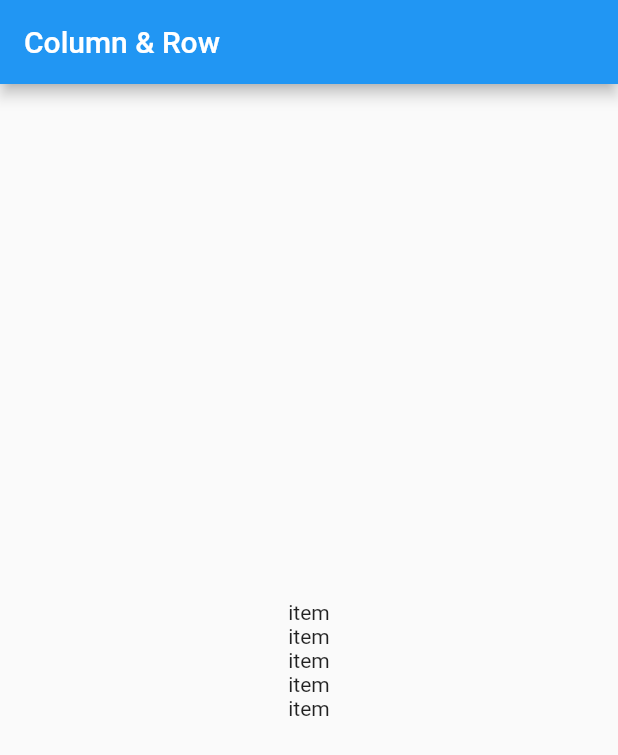
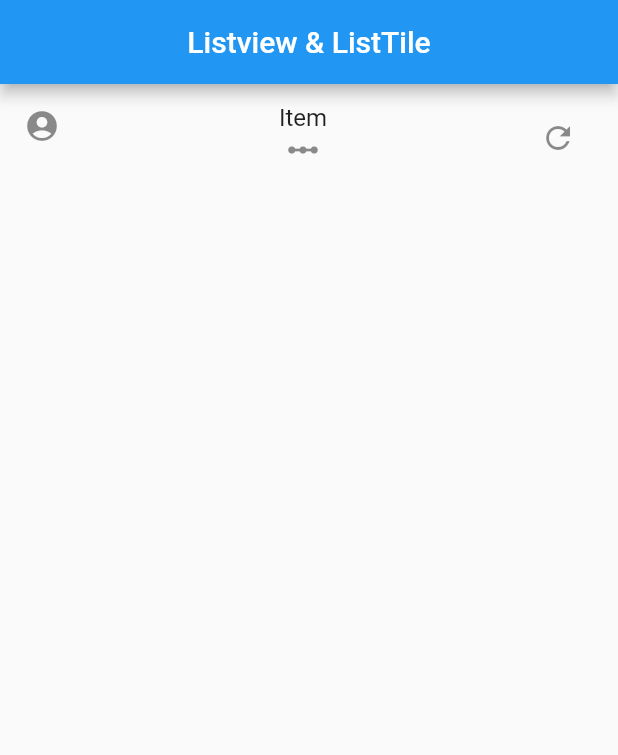
Before and after one commit to enciyo/flutter101_Conference, a Flutter app: the screen it shows after launch, on a phone screen of 412 x 824 dp. Shown: the top 755 px of the screen. Run offline on Flutter 3.47's test engine with Material 2 defaults, Android fonts, the phone set to English and light mode, and no system bars.

Commit message:
Listview & ListTile

```diff
--- a/lib/main.dart
+++ b/lib/main.dart
@@ -7,27 +7,25 @@ void main() {
       ),
     );
 }
+
 class MyApp extends StatelessWidget {
   @override
   Widget build(BuildContext context) {
     return new Scaffold(
       appBar: new AppBar(
-        title: new Text("Column & Row"),
+        title: new Text("Listview & ListTile"),
+        centerTitle: true,
       ),
-      body: new Row(
-        mainAxisAlignment: MainAxisAlignment.center,
+      body: new ListView(
         children: <Widget>[
-          new Column(
-            mainAxisAlignment: MainAxisAlignment.center,
-            children: <Widget>[
-              new Text("item"),
-              new Text("item"),
-              new Text("item"),
-              new Text("item"),
-              new Text("item"),
-            ],
-          ),
-
+          new ListTile(
+            title: new Text("Item",textAlign: TextAlign.center,),
+            leading: new Icon(Icons.account_circle),//left side icon
+            trailing: new IconButton(icon: new Icon(Icons.refresh), onPressed: (){}),//Righs side icon
+            subtitle: new Icon(Icons.linear_scale),//under side icon
+            onTap: (){print("onTap");},
+            onLongPress: (){print("onLongPress");},
+          )
         ],
       ),
     );
```
